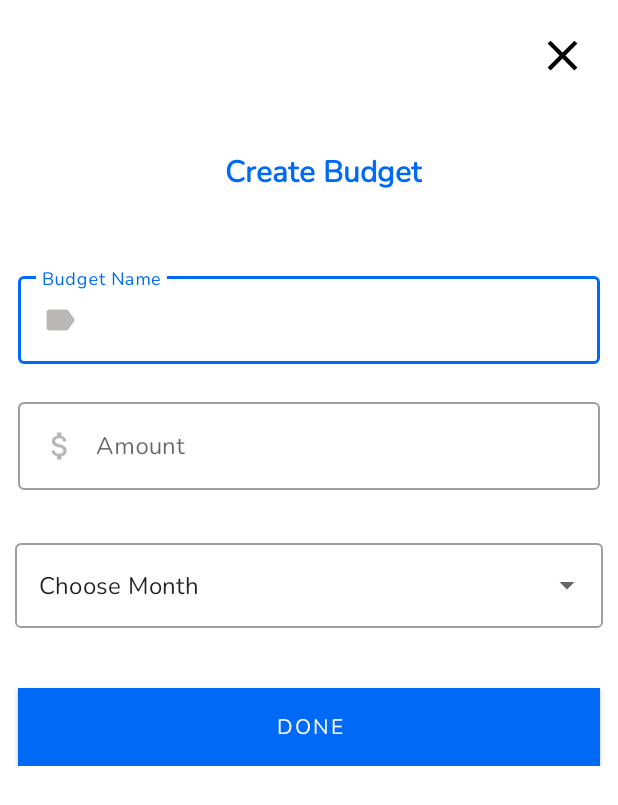
After one commit to Iksudha/Budget_Tracker, an Android app: the Add_Budget screen opened directly, with no data from a screen before it, on a phone screen of 412 x 824 dp. The commit adds this screen. Shown: the top 805 px of the screen. Run offline under Robolectric (Android 15) with nearby library versions, the phone set to English and light mode, and no system bars; our stand-ins replace Room's generated code.

Commit message:
created budget add ui

```diff
--- /dev/null
+++ b/app/src/main/java/com/example/expensetracker/ui/Add_Budget.kt
@@ -0,0 +1,78 @@
+package com.example.expensetracker.ui
+
+import androidx.appcompat.app.AppCompatActivity
+import android.os.Bundle
+import android.widget.*
+import androidx.core.widget.addTextChangedListener
+import androidx.room.Room
+import com.example.expensetracker.R
+import com.example.expensetracker.db.BudgetDatabse
+import com.example.expensetracker.model.BudgetModel
+import com.google.android.material.textfield.TextInputLayout
+import kotlinx.coroutines.GlobalScope
+import kotlinx.coroutines.launch
+
+class Add_Budget : AppCompatActivity() {
+    override fun onCreate(savedInstanceState: Bundle?) {
+        super.onCreate(savedInstanceState)
+        setContentView(R.layout.activity_add_budget)
+
+        val languages = resources.getStringArray(R.array.months)
+        // create an array adapter and pass the required parameter
+        // in our case pass the context, drop down layout , and array.
+        val arrayAdapter = ArrayAdapter(this, R.layout.dropdown_item, languages)
+        // get reference to the autocomplete text view
+        val autocompleteTV = findViewById<AutoCompleteTextView>(R.id.autoCompleteTextView)
+
+        // set adapter to the autocomplete tv to the arrayAdapter
+        autocompleteTV.setAdapter(arrayAdapter)
+
+        findViewById<EditText>(R.id.budget_name_Input).addTextChangedListener {
+            if(it!!.count() > 0)
+                findViewById<TextInputLayout>(R.id.add_budget_name).error = null
+        }
+
+        findViewById<EditText>(R.id.budget_amount_Input).addTextChangedListener {
+            if(it!!.count() > 0)
+                findViewById<TextInputLayout>(R.id.add_budget_amount).error = null
+        }
+
+        val add = findViewById<Button>(R.id.addBugetBtn)
+
+        add.setOnClickListener {
+            val title = findViewById<EditText>(R.id.budget_name_Input).text.toString()
+            val amount = findViewById<EditText>(R.id.budget_amount_Input).text.toString().toDoubleOrNull()
+            val month = autocompleteTV.text.toString()
+            val spent = 0.00.toString().toDoubleOrNull()
+            print(month + spent )
+
+//
+            if(title.isEmpty())
+                findViewById<TextInputLayout>(R.id.add_budget_name).error = "Please enter a title"
+
+            else if(amount == null)
+                findViewById<TextInputLayout>(R.id.add_budget_amount).error = "Please enter amount"
+
+            else {
+                val budget  =BudgetModel(0, title, amount, month)
+                insert(budget)
+            }
+
+        }
+
+        findViewById<ImageButton>(R.id.closeBtn).setOnClickListener {
+            finish()
+        }
+
+    }
+    private fun insert(budget: BudgetModel){
+        val db = Room.databaseBuilder(this,
+            BudgetDatabse::class.java,
+            "budgets").build()
+
+        GlobalScope.launch {
+            db.budgetdao().insertAll(budget)
+            finish()
+        }
+    }
+}
--- /dev/null
+++ b/app/src/main/res/drawable/close_bg.xml
@@ -0,0 +1,5 @@
+<vector android:height="24dp" android:tint="#000000"
+    android:viewportHeight="24" android:viewportWidth="24"
+    android:width="24dp" xmlns:android="http://schemas.android.com/apk/res/android">
+    <path android:fillColor="@android:color/white" android:pathData="M19,6.41L17.59,5 12,10.59 6.41,5 5,6.41 10.59,12 5,17.59 6.41,19 12,13.41 17.59,19 19,17.59 13.41,12z"/>
+</vector>
--- /dev/null
+++ b/app/src/main/res/drawable/label_selector.xml
@@ -0,0 +1,5 @@
+<vector android:autoMirrored="true" android:height="24dp"
+    android:tint="#BAB7B7" android:viewportHeight="24"
+    android:viewportWidth="24" android:width="24dp" xmlns:android="http://schemas.android.com/apk/res/android">
+    <path android:fillColor="@android:color/white" android:pathData="M17.63,5.84C17.27,5.33 16.67,5 16,5L5,5.01C3.9,5.01 3,5.9 3,7v10c0,1.1 0.9,1.99 2,1.99L16,19c0.67,0 1.27,-0.33 1.63,-0.84L22,12l-4.37,-6.16z"/>
+</vector>
--- /dev/null
+++ b/app/src/main/res/drawable/money_selector.xml
@@ -0,0 +1,5 @@
+<vector android:height="24dp" android:tint="#BAB7B7"
+    android:viewportHeight="24" android:viewportWidth="24"
+    android:width="24dp" xmlns:android="http://schemas.android.com/apk/res/android">
+    <path android:fillColor="@android:color/white" android:pathData="M11.8,10.9c-2.27,-0.59 -3,-1.2 -3,-2.15 0,-1.09 1.01,-1.85 2.7,-1.85 1.78,0 2.44,0.85 2.5,2.1h2.21c-0.07,-1.72 -1.12,-3.3 -3.21,-3.81V3h-3v2.16c-1.94,0.42 -3.5,1.68 -3.5,3.61 0,2.31 1.91,3.46 4.7,4.13 2.5,0.6 3,1.48 3,2.41 0,0.69 -0.49,1.79 -2.7,1.79 -2.06,0 -2.87,-0.92 -2.98,-2.1h-2.2c0.12,2.19 1.76,3.42 3.68,3.83V21h3v-2.15c1.95,-0.37 3.5,-1.5 3.5,-3.55 0,-2.84 -2.43,-3.81 -4.7,-4.4z"/>
+</vector>
--- /dev/null
+++ b/app/src/main/res/layout/activity_add_budget.xml
@@ -0,0 +1,110 @@
+<?xml version="1.0" encoding="utf-8"?>
+<androidx.constraintlayout.widget.ConstraintLayout xmlns:android="http://schemas.android.com/apk/res/android"
+    xmlns:app="http://schemas.android.com/apk/res-auto"
+    xmlns:tools="http://schemas.android.com/tools"
+    android:layout_width="match_parent"
+    android:layout_height="match_parent"
+    tools:context=".ui.Add_Budget">
+    <ImageButton
+        android:id="@+id/closeBtn"
+        android:layout_width="34dp"
+        android:layout_height="34dp"
+        android:layout_margin="20dp"
+        android:background="@drawable/close_bg"
+        app:layout_constraintEnd_toEndOf="parent"
+        app:layout_constraintTop_toTopOf="parent" />
+    <LinearLayout
+        android:layout_width="match_parent"
+        android:layout_height="wrap_content"
+        android:orientation="vertical"
+        tools:ignore="MissingConstraints">
+        <TextView
+            android:id="@+id/add_title"
+            android:layout_width="wrap_content"
+            android:layout_height="wrap_content"
+            android:text="Create Budget"
+            android:textStyle="bold"
+            android:textColor="@color/blue_500"
+            android:textSize="20sp"
+            android:layout_gravity="center"
+            android:layout_marginTop="100dp"
+            android:layout_marginStart="10dp"
+            />
+
+        <com.google.android.material.textfield.TextInputLayout
+            android:id="@+id/add_budget_name"
+            style="@style/Widget.MaterialComponents.TextInputLayout.OutlinedBox"
+            android:layout_width="match_parent"
+            android:layout_height="wrap_content"
+            android:layout_marginStart="12dp"
+            android:layout_marginEnd="12dp"
+            android:layout_below="@id/add_title"
+            android:hint="Budget Name"
+            android:layout_marginTop="50dp"
+            app:errorEnabled="true">
+
+            <com.google.android.material.textfield.TextInputEditText
+                android:id="@+id/budget_name_Input"
+                android:layout_width="match_parent"
+                android:layout_height="wrap_content"
+                android:drawableStart="@drawable/label_selector"
+                android:drawablePadding="12dp"
+                android:maxLines="1"
+                android:inputType="text"/>
+        </com.google.android.material.textfield.TextInputLayout>
+
+        <com.google.android.material.textfield.TextInputLayout
+            android:id="@+id/add_budget_amount"
+            style="@style/Widget.MaterialComponents.TextInputLayout.OutlinedBox"
+            android:layout_width="match_parent"
+            android:layout_height="wrap_content"
+            android:layout_marginStart="12dp"
+            android:layout_marginEnd="12dp"
+            android:hint="Amount"
+            app:errorEnabled="true">
+
+            <com.google.android.material.textfield.TextInputEditText
+                android:id="@+id/budget_amount_Input"
+                android:layout_width="match_parent"
+                android:layout_height="wrap_content"
+                android:drawableStart="@drawable/money_selector"
+                android:drawablePadding="12dp"
+                android:maxLines="1"
+                android:inputType="numberDecimal|numberSigned"/>
+        </com.google.android.material.textfield.TextInputLayout>
+        <com.google.android.material.textfield.TextInputLayout
+            style="@style/Widget.MaterialComponents.TextInputLayout.OutlinedBox.ExposedDropdownMenu"
+            android:layout_width="match_parent"
+            android:layout_height="wrap_content"
+            android:layout_margin="10dp"
+            app:layout_constraintLeft_toLeftOf="parent"
+            app:layout_constraintRight_toRightOf="parent"
+            app:layout_constraintTop_toTopOf="parent">
+
+            <!-- Inside text input layout add
+                  an auto complete text view
+                    and make its input type to none-->
+            <AutoCompleteTextView
+                android:id="@+id/autoCompleteTextView"
+                android:layout_width="match_parent"
+                android:layout_height="match_parent"
+                android:layout_weight="1"
+                android:inputType="none"
+                android:text="Choose Month"
+                />
+
+        </com.google.android.material.textfield.TextInputLayout>
+        <Button
+            android:id="@+id/addBugetBtn"
+            android:layout_width="match_parent"
+            android:layout_height="wrap_content"
+            android:text="Done"
+            android:layout_marginTop="30dp"
+            android:layout_marginStart="12dp"
+            android:layout_marginEnd="12dp"
+            android:padding="10dp"
+            android:background="@color/blue_500"
+            android:textColor="@android:color/white"/>
+
+    </LinearLayout>
+</androidx.constraintlayout.widget.ConstraintLayout>
--- a/app/src/main/res/values/strings.xml
+++ b/app/src/main/res/values/strings.xml
@@ -93,4 +93,19 @@
         <item>last six months</item>
         <item>Last Year</item>
     </string-array>
+
+    <string-array name="months">
+        <item>January</item>
+        <item>February</item>
+        <item>March</item>
+        <item>April</item>
+        <item>May</item>
+        <item>June</item>
+        <item>July</item>
+        <item>August</item>
+        <item>September</item>
+        <item>October</item>
+        <item>November</item>
+        <item>December</item>
+    </string-array>
 </resources>
```
Also changed, not shown: app/src/main/AndroidManifest.xml (+9 -0 lines), app/src/main/res/layout/dropdown_item.xml (added, +10 -0 lines), app/src/main/res/layout/toolbar.xml (added, +32 -0 lines).
